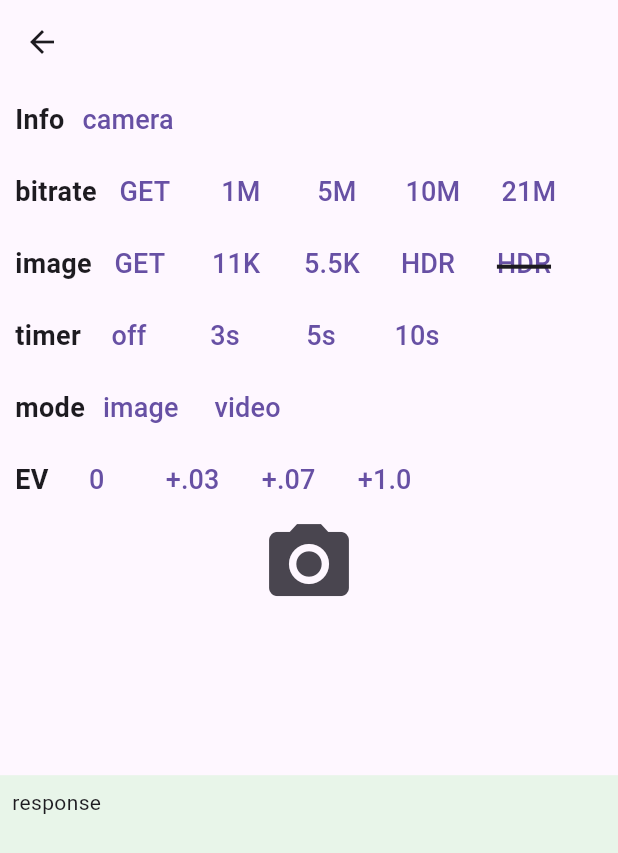
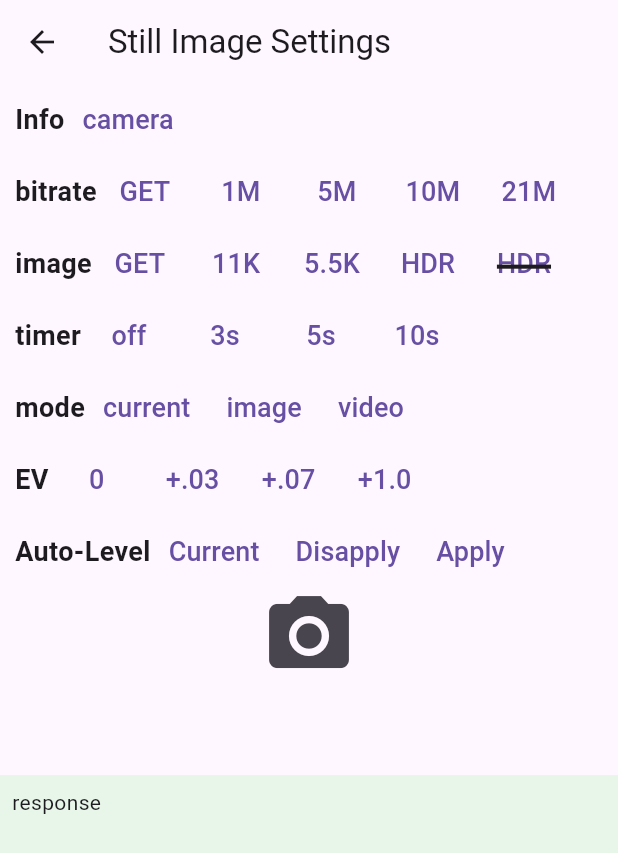
Before and after one commit to codetricity/theta_client_bitrate, a Flutter app: the OptionScreen screen opened directly, on a phone screen of 412 x 824 dp. Shown: the top 853 px of the screen. Run offline on Flutter 3.47's test engine with Material 3 defaults, Android fonts, the phone set to English and light mode, and no system bars; our stand-ins replace font_awesome_flutter, plugin_platform_interface, video_player; missing offline and left inert: panorama.

Commit message:
added topBottomCorrection

```diff
--- a/lib/option_screen.dart
+++ b/lib/option_screen.dart
@@ -18,7 +18,9 @@ class _OptionScreenState extends State<OptionScreen> {
   @override
   Widget build(BuildContext context) {
     return Scaffold(
-      appBar: AppBar(),
+      appBar: AppBar(
+        title: const Text('Still Image Settings'),
+      ),
       body: Column(children: [
         Expanded(
           flex: 3,
@@ -410,6 +412,18 @@ class _OptionScreenState extends State<OptionScreen> {
                   ),
                   TextButton(
                     onPressed: () async {
+                      final responseOptions = await _thetaClientFlutter
+                          .getOptions([OptionNameEnum.captureMode]);
+                      setState(() {
+                        response =
+                            'mode: ${responseOptions.captureMode.toString()}';
+                      });
+                    },
+                    child:
+                        const Text('current', style: TextStyle(fontSize: 18)),
+                  ),
+                  TextButton(
+                    onPressed: () async {
                       final options = Options();
                       options.captureMode = CaptureModeEnum.image;
                       await _thetaClientFlutter.setOptions(options);
@@ -510,6 +524,60 @@ class _OptionScreenState extends State<OptionScreen> {
                 ],
               ),
               Row(
+                children: [
+                  const SizedBox(
+                    width: 10,
+                  ),
+                  const Text(
+                    'Auto-Level',
+                    style: TextStyle(fontSize: 18, fontWeight: FontWeight.bold),
+                  ),
+                  TextButton(
+                    onPressed: () async {
+                      final responseOptions = await _thetaClientFlutter
+                          .getOptions([OptionNameEnum.topBottomCorrection]);
+                      setState(() {
+                        response =
+                            'top bottom correction: ${responseOptions.topBottomCorrection.toString()}';
+                      });
+                    },
+                    child:
+                        const Text('Current', style: TextStyle(fontSize: 18)),
+                  ),
+                  TextButton(
+                    onPressed: () async {
+                      final options = Options();
+                      options.topBottomCorrection =
+                          TopBottomCorrectionOptionEnum.disapply;
+                      await _thetaClientFlutter.setOptions(options);
+                      final responseOptions = await _thetaClientFlutter
+                          .getOptions([OptionNameEnum.topBottomCorrection]);
+                      setState(() {
+                        response =
+                            'top bottom correction: ${responseOptions.topBottomCorrection.toString()}';
+                      });
+                    },
+                    child:
+                        const Text('Disapply', style: TextStyle(fontSize: 18)),
+                  ),
+                  TextButton(
+                    onPressed: () async {
+                      final options = Options();
+                      options.topBottomCorrection =
+                          TopBottomCorrectionOptionEnum.apply;
+                      await _thetaClientFlutter.setOptions(options);
+                      final responseOptions = await _thetaClientFlutter
+                          .getOptions([OptionNameEnum.topBottomCorrection]);
+                      setState(() {
+                        response =
+                            'top bottom correction: ${responseOptions.topBottomCorrection.toString()}';
+                      });
+                    },
+                    child: const Text('Apply', style: TextStyle(fontSize: 18)),
+                  ),
+                ],
+              ),
+              Row(
                 mainAxisAlignment: MainAxisAlignment.center,
                 children: [
                   IconButton(
--- a/lib/x_screen.dart
+++ b/lib/x_screen.dart
@@ -152,6 +152,9 @@ class _XScreenState extends State<XScreen> {
                     ),
                     TextButton(
                       onPressed: () async {
+                        // theta-client options not working
+                        // final options = Options();
+                        // options.imageStitching = ImageStitchingEnum.none;
                         final body = {
                           'name': 'camera.setOptions',
                           'parameters': {
@@ -177,6 +180,9 @@ class _XScreenState extends State<XScreen> {
                     ),
                     TextButton(
                       onPressed: () async {
+                        // theta-client options not working
+                        // final options = Options();
+                        // options.imageStitching = ImageStitchingEnum.auto;
                         final body = {
                           'name': 'camera.setOptions',
                           'parameters': {
--- a/pubspec.yaml
+++ b/pubspec.yaml
@@ -17,7 +17,7 @@ publish_to: 'none' # Remove this line if you wish to publish to pub.dev
 # https://developer.apple.com/library/archive/documentation/General/Reference/InfoPlistKeyReference/Articles/CoreFoundationKeys.html
 # In Windows, build-name is used as the major, minor, and patch parts
 # of the product and file versions while build-number is used as the build suffix.
-version: 0.1.1+1
+version: 0.2.0+1
 
 environment:
   sdk: '>=2.18.5 <4.0.0'
```
Also changed, not shown: 1 other file.
